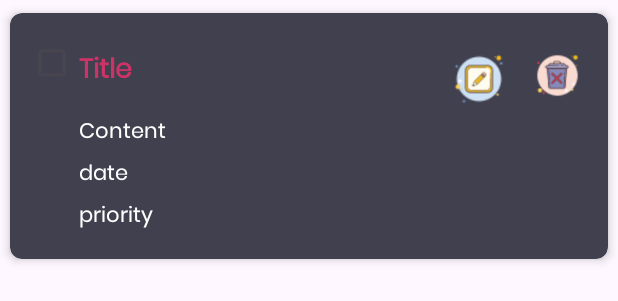
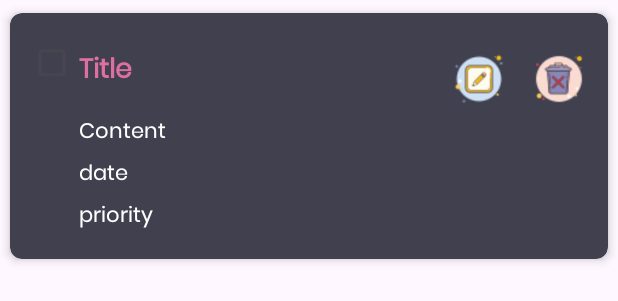
Before and after one commit to KavindiPathiraja/Task-Management-App, an Android app: the layout note_item.xml on its own in the app's theme, with its tools: preview values and no code run, on a phone screen of 412 x 824 dp. Shown: the top 301 px of the screen. Run offline under Robolectric (Android 15) with nearby library versions, the phone set to English and light mode, and no system bars.

Commit message:
design changes

```diff
--- a/app/src/main/res/layout/note_item.xml
+++ b/app/src/main/res/layout/note_item.xml
@@ -34,7 +34,7 @@
                 android:layout_height="wrap_content"
                 android:text="@string/title"
                 android:fontFamily="@font/poppins"
-                android:textColor="@color/pink"
+                android:textColor="@color/notetitle"
                 android:textSize="18sp"
                 android:textStyle="bold"
                 android:layout_marginStart="30dp"/>
@@ -49,11 +49,11 @@
 
             <ImageView
                 android:id="@+id/deleteButton"
-                android:layout_width="35dp"
-                android:layout_height="35dp"
+                android:layout_width="40dp"
+                android:layout_height="40dp"
                 android:layout_alignParentEnd="true"
-                android:src="@drawable/delete"/>
-
+                android:layout_marginEnd="-3dp"
+                android:src="@drawable/delete" />
 
 
         </RelativeLayout>
--- a/app/src/main/res/values/colors.xml
+++ b/app/src/main/res/values/colors.xml
@@ -5,4 +5,6 @@
     <color name="orange">#ed5f1e</color>
     <color name="pink"> #CC3366</color>
     <color name="title"> #f18a5f</color>
+    <color name="notetitle"> #DE6FA1</color>
+
 </resources>
```
Also changed, not shown: app/src/main/java/com/example/taskmanagementapp/NotesAdapter.kt (+18 -4 lines).
